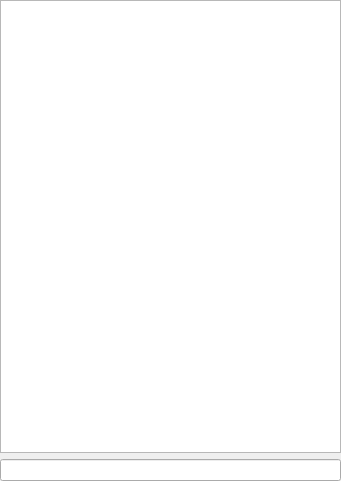
The window that tabterminal.ui (Tail-19/SwarmDominant) describes before a commit, drawn with Qt 5.
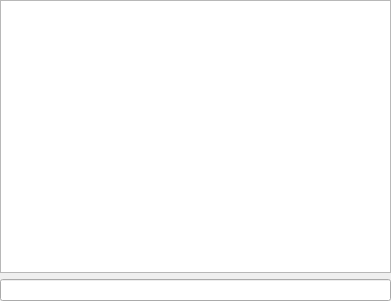
The same window after the commit.

```diff
--- a/tabterminal.ui
+++ b/tabterminal.ui
@@ -6,8 +6,8 @@
    <rect>
     <x>0</x>
     <y>0</y>
-    <width>341</width>
-    <height>481</height>
+    <width>391</width>
+    <height>301</height>
    </rect>
   </property>
   <property name="windowTitle">
@@ -18,8 +18,8 @@
     <rect>
      <x>0</x>
      <y>0</y>
-     <width>341</width>
-     <height>481</height>
+     <width>391</width>
+     <height>301</height>
     </rect>
    </property>
    <layout class="QVBoxLayout" name="verticalLayout">
```
